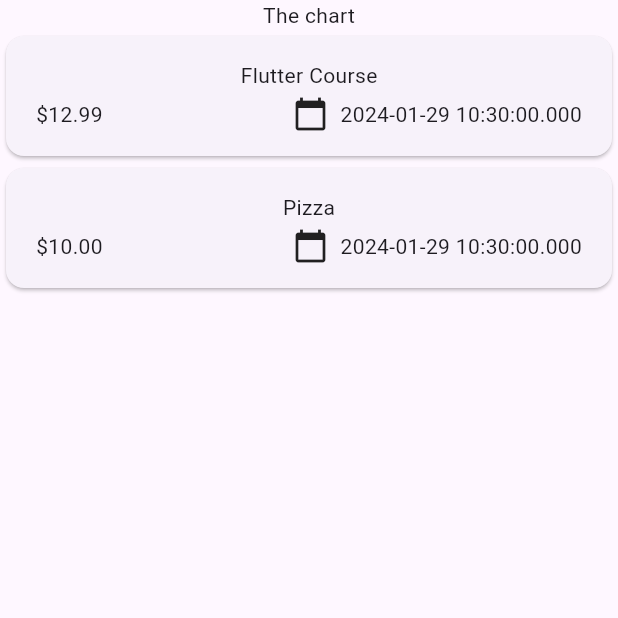
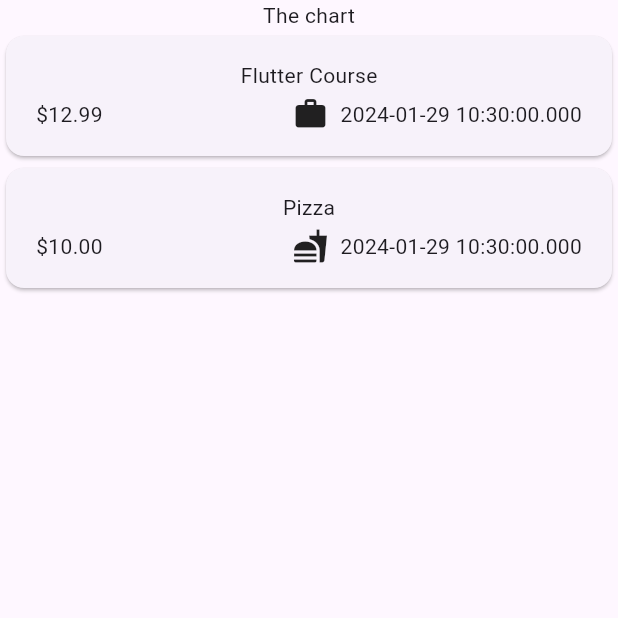
Before and after one commit to MasihTak/flutter-expense-tracker, a Flutter app: the screen it shows after launch, on a phone screen of 412 x 824 dp, the top half of it. Run offline on Flutter 3.47's test engine with Material 3 defaults, Android fonts, the phone set to English and light mode, and no system bars.

Commit message:
fix: dynamically display category icons

```diff
--- a/lib/widgets/expenses_list/expenses_item.dart
+++ b/lib/widgets/expenses_list/expenses_item.dart
@@ -25,7 +25,7 @@ class ExpenseItem extends StatelessWidget {
                 const Spacer(),
                 Row(
                   children: [
-                    const Icon(Icons.calendar_today),
+                    Icon(categoryIcons[expense.category]),
                     const SizedBox(width: 8),
                     Text(expense.date.toString()),
                   ],
```
